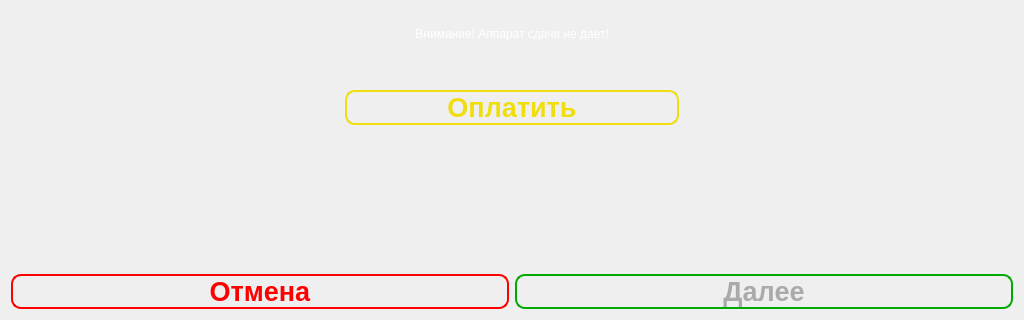
Above: UIForms/ReceiveCash.ui from FelixMailwriter/VM before the change; both pictures show x 0 to 1024 and y 448 to 768 of the 1024 by 768 pixel window. Below: the same form after it.
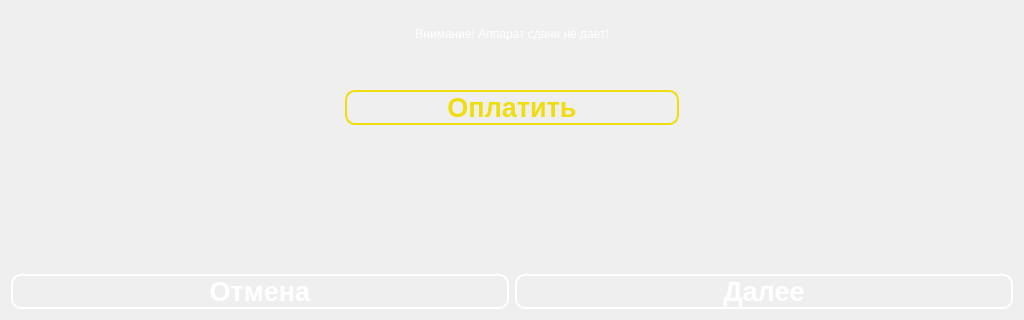
That is the form after the change. Icons and pictures are not drawn.

What changed in the file:
```diff
--- a/UIForms/ReceiveCash.ui
+++ b/UIForms/ReceiveCash.ui
@@ -679,8 +679,8 @@
              <brush brushstyle="SolidPattern">
               <color alpha="255">
                <red>255</red>
-               <green>0</green>
-               <blue>0</blue>
+               <green>255</green>
+               <blue>255</blue>
               </color>
              </brush>
             </colorrole>
@@ -688,8 +688,8 @@
              <brush brushstyle="SolidPattern">
               <color alpha="255">
                <red>255</red>
-               <green>0</green>
-               <blue>0</blue>
+               <green>255</green>
+               <blue>255</blue>
               </color>
              </brush>
             </colorrole>
@@ -697,8 +697,8 @@
              <brush brushstyle="SolidPattern">
               <color alpha="255">
                <red>255</red>
-               <green>0</green>
-               <blue>0</blue>
+               <green>255</green>
+               <blue>255</blue>
               </color>
              </brush>
             </colorrole>
@@ -708,8 +708,8 @@
              <brush brushstyle="SolidPattern">
               <color alpha="255">
                <red>255</red>
-               <green>0</green>
-               <blue>0</blue>
+               <green>255</green>
+               <blue>255</blue>
               </color>
              </brush>
             </colorrole>
@@ -717,8 +717,8 @@
              <brush brushstyle="SolidPattern">
               <color alpha="255">
                <red>255</red>
-               <green>0</green>
-               <blue>0</blue>
+               <green>255</green>
+               <blue>255</blue>
               </color>
              </brush>
             </colorrole>
@@ -726,8 +726,8 @@
              <brush brushstyle="SolidPattern">
               <color alpha="255">
                <red>255</red>
-               <green>0</green>
-               <blue>0</blue>
+               <green>255</green>
+               <blue>255</blue>
               </color>
              </brush>
             </colorrole>
@@ -737,8 +737,8 @@
              <brush brushstyle="SolidPattern">
               <color alpha="255">
                <red>255</red>
-               <green>0</green>
-               <blue>0</blue>
+               <green>255</green>
+               <blue>255</blue>
               </color>
              </brush>
             </colorrole>
@@ -746,8 +746,8 @@
              <brush brushstyle="SolidPattern">
               <color alpha="255">
                <red>255</red>
-               <green>0</green>
-               <blue>0</blue>
+               <green>255</green>
+               <blue>255</blue>
               </color>
              </brush>
             </colorrole>
@@ -755,8 +755,8 @@
              <brush brushstyle="SolidPattern">
               <color alpha="255">
                <red>255</red>
-               <green>0</green>
-               <blue>0</blue>
+               <green>255</green>
+               <blue>255</blue>
               </color>
              </brush>
             </colorrole>
@@ -772,8 +772,8 @@
          </property>
          <property name="styleSheet">
           <string notr="true">background-image: url(:/newPrefix/fon.png);
-color: rgb(255, 0, 0);
-border: 2px solid #e34761; border-color: rgb(255, 0, 0); border-radius: 10px</string>
+color: rgb(255, 255, 255);
+border: 2px solid #e34761; border-color: rgb(255, 255, 255); border-radius: 10px</string>
          </property>
          <property name="text">
           <string>Отмена</string>
@@ -788,27 +788,27 @@
             <colorrole role="WindowText">
              <brush brushstyle="SolidPattern">
               <color alpha="255">
-               <red>0</red>
-               <green>170</green>
-               <blue>0</blue>
+               <red>255</red>
+               <green>255</green>
+               <blue>255</blue>
               </color>
              </brush>
             </colorrole>
             <colorrole role="Text">
              <brush brushstyle="SolidPattern">
               <color alpha="255">
-               <red>0</red>
-               <green>170</green>
-               <blue>0</blue>
+               <red>255</red>
+               <green>255</green>
+               <blue>255</blue>
               </color>
              </brush>
             </colorrole>
             <colorrole role="ButtonText">
              <brush brushstyle="SolidPattern">
               <color alpha="255">
-               <red>0</red>
-               <green>170</green>
-               <blue>0</blue>
+               <red>255</red>
+               <green>255</green>
+               <blue>255</blue>
               </color>
              </brush>
             </colorrole>
@@ -817,27 +817,27 @@
             <colorrole role="WindowText">
              <brush brushstyle="SolidPattern">
               <color alpha="255">
-               <red>170</red>
-               <green>170</green>
-               <blue>170</blue>
+               <red>255</red>
+               <green>255</green>
+               <blue>255</blue>
               </color>
              </brush>
             </colorrole>
             <colorrole role="Text">
              <brush brushstyle="SolidPattern">
               <color alpha="255">
-               <red>170</red>
-               <green>170</green>
-               <blue>170</blue>
+               <red>255</red>
+               <green>255</green>
+               <blue>255</blue>
               </color>
              </brush>
             </colorrole>
             <colorrole role="ButtonText">
              <brush brushstyle="SolidPattern">
               <color alpha="255">
-               <red>170</red>
-               <green>170</green>
-               <blue>170</blue>
+               <red>255</red>
+               <green>255</green>
+               <blue>255</blue>
               </color>
              </brush>
             </colorrole>
@@ -882,7 +882,7 @@
          </property>
          <property name="styleSheet">
           <string notr="true">background-image: url(:/newPrefix/fon.png);
-border: 2px solid #e34761; border-color: rgb(0, 170, 0); border-radius: 10px</string>
+border: 2px solid #e34761; border-color: rgb(255, 255, 255); border-radius: 10px</string>
          </property>
          <property name="text">
           <string>Далее</string>
```
Left out of the diff: 7 changed lines with no effect on the pictures.
